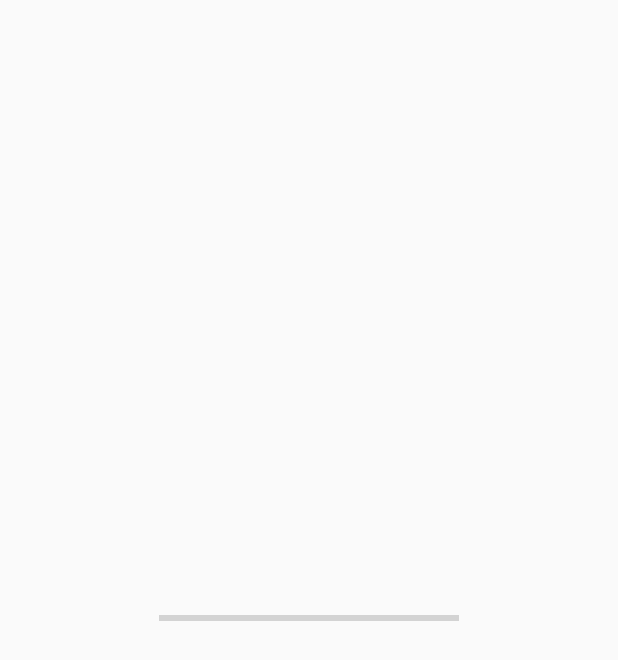
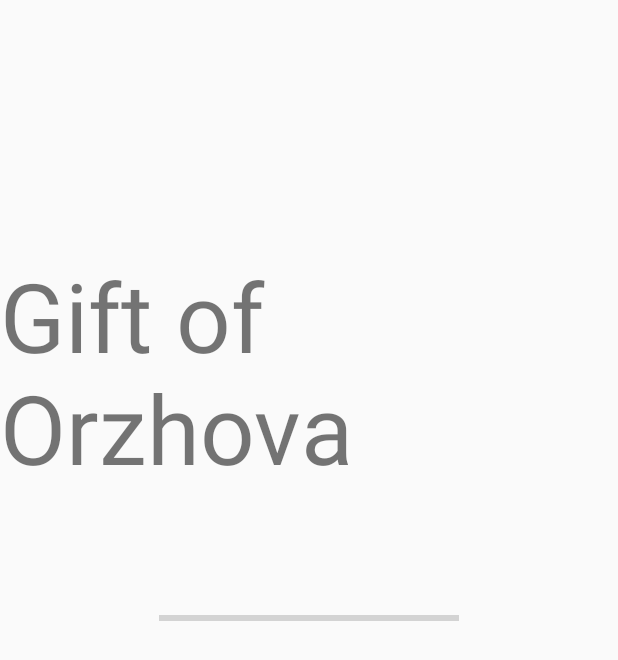
Before and after one commit to NicolasBarcacci/GiftOfOrzhova, an Android app: the layout activity_splashscreen.xml on its own in the app's theme, with its tools: preview values and no code run, on a phone screen of 412 x 824 dp. Shown: the top 660 px of the screen. Run offline under Robolectric (Android 15) with nearby library versions, the phone set to English and light mode, and no system bars.

Commit message:
Display app name

```diff
--- a/GiftOfOrzhova/src/main/java/fr/meteordesign/giftoforzhova/features/apptheme/AppThemeManager.kt
+++ b/GiftOfOrzhova/src/main/java/fr/meteordesign/giftoforzhova/features/apptheme/AppThemeManager.kt
@@ -4,6 +4,7 @@ import android.content.Context
 import androidx.annotation.ColorRes
 import androidx.annotation.DrawableRes
 import androidx.annotation.StyleRes
+import fr.meteordesign.giftoforzhova.R
 import fr.meteordesign.ui.UiAppTheme
 import javax.inject.Inject
 
@@ -17,6 +18,8 @@ class AppThemeManager @Inject constructor(
 
     @ColorRes
     val primaryColor = uiAppTheme.primaryColor
+    @ColorRes
+    val colorOnPrimaryColor = if (isDarkTheme) R.color.white else R.color.black
 
     @DrawableRes
     val guildBannerResId = uiAppTheme.guildBanner
--- a/GiftOfOrzhova/src/main/java/fr/meteordesign/giftoforzhova/features/splashscreen/SplashScreenViewModel.kt
+++ b/GiftOfOrzhova/src/main/java/fr/meteordesign/giftoforzhova/features/splashscreen/SplashScreenViewModel.kt
@@ -31,9 +31,7 @@ class SplashScreenViewModel @Inject constructor(
     private var disposable: Disposable? = null
 
     init {
-        _state.value = SplashScreenActivity.State.Init(
-            appThemeManager.primaryColor
-        )
+        _state.value = SplashScreenActivity.State.Init(appThemeManager)
         _cacheState.value = SplashScreenActivity.CacheState.Init
     }
 
--- a/GiftOfOrzhova/src/main/res/layout/activity_splashscreen.xml
+++ b/GiftOfOrzhova/src/main/res/layout/activity_splashscreen.xml
@@ -1,12 +1,30 @@
 <?xml version="1.0" encoding="utf-8"?>
 <androidx.constraintlayout.widget.ConstraintLayout
-    android:id="@+id/container_splashScreen_constraintLayout"
     xmlns:android="http://schemas.android.com/apk/res/android"
     xmlns:app="http://schemas.android.com/apk/res-auto"
     xmlns:tools="http://schemas.android.com/tools"
+    android:id="@+id/container_splashScreen_constraintLayout"
     android:layout_width="match_parent"
     android:layout_height="match_parent"
     tools:context=".features.splashscreen.SplashScreenActivity">
+
+    <androidx.constraintlayout.widget.Guideline
+        android:id="@+id/appName_SplashScreen_guideLine"
+        android:layout_width="wrap_content"
+        android:layout_height="wrap_content"
+        android:orientation="horizontal"
+        app:layout_constraintGuide_percent=".3" />
+
+    <TextView
+        android:id="@+id/appName_splashScreen_TextView"
+        android:layout_width="wrap_content"
+        android:layout_height="wrap_content"
+        android:text="@string/app_name"
+        android:textSize="64sp"
+        app:layout_constraintBottom_toBottomOf="@id/appName_SplashScreen_guideLine"
+        app:layout_constraintEnd_toEndOf="parent"
+        app:layout_constraintStart_toStartOf="parent"
+        app:layout_constraintTop_toTopOf="@id/appName_SplashScreen_guideLine" />
 
     <ProgressBar
         android:id="@+id/download_splashScreen_progressBar"
--- a/GiftOfOrzhova/src/main/res/values/strings.xml
+++ b/GiftOfOrzhova/src/main/res/values/strings.xml
@@ -1,5 +1,5 @@
 <resources>
-    <string name="app_name">GiftOfOrzhova</string>
+    <string name="app_name">Gift of Orzhova</string>
 
     <!-- Misc -->
     <string name="navigation_drawer_open">Open navigation drawer</string>
--- a/Ui/src/main/res/values/colors.xml
+++ b/Ui/src/main/res/values/colors.xml
@@ -1,5 +1,8 @@
 <?xml version="1.0" encoding="utf-8"?>
 <resources>
+
+    <color name="black">#000000</color>
+    <color name="white">#ffffff</color>
 
     <color name="primaryDark_azorius">#0072b0</color>
     <color name="primary_azorius">#01a0e2</color>
```
Also changed, not shown: GiftOfOrzhova/src/main/java/fr/meteordesign/giftoforzhova/features/splashscreen/SplashScreenActivity.kt (+10 -7 lines).
